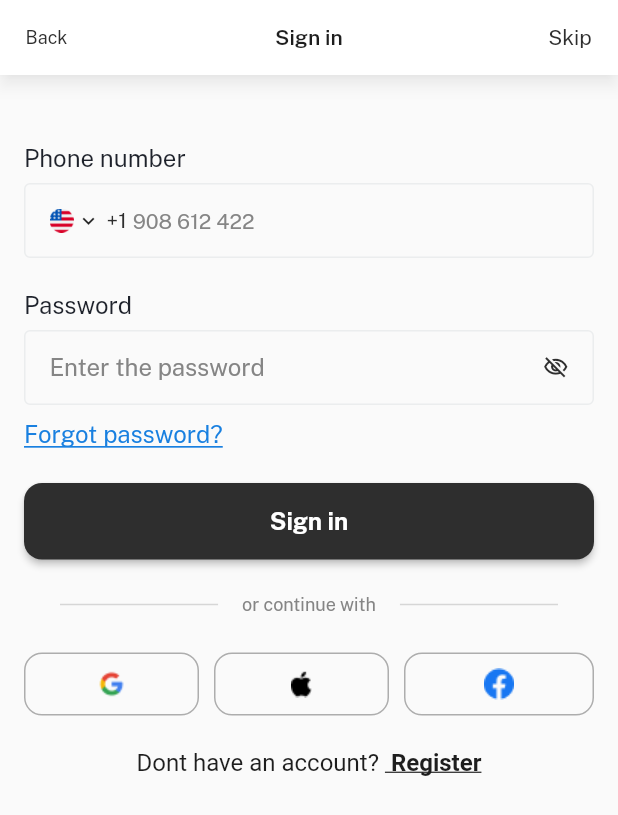
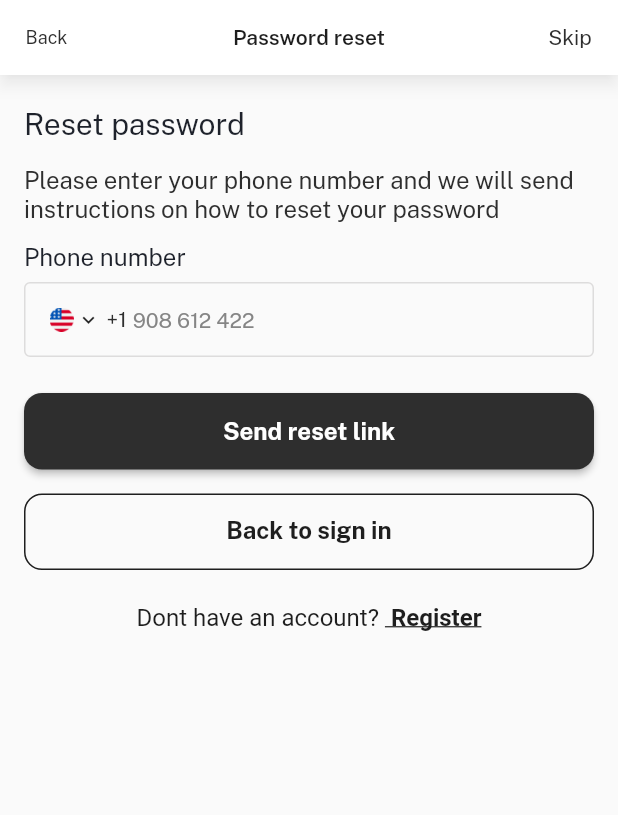
Before and after one commit to Saroja-T/saxnpark-app, a Flutter app: the screen it shows after launch, on a phone screen of 412 x 824 dp. Shown: the top 815 px of the screen. Run offline on Flutter 3.47's test engine with Material 2 defaults, Android fonts, the phone set to English and light mode, and no system bars; our stand-ins replace bloc, equatable, firebase_auth, firebase_core, firebase_messaging, flutter_bloc and 6 more; missing offline and left inert: clipboard, google_maps_flutter_android, google_maps_flutter_platform_interface, omni_datetime_picker; accounts and stored records are empty; project files that could hold a hidden picture were left out.

Commit message:
reset password

```diff
--- a/lib/main.dart
+++ b/lib/main.dart
@@ -9,6 +9,7 @@ import 'package:google_maps_flutter_platform_interface/google_maps_flutter_platf
 import 'package:saxnpark_app/bloc/landing/landing_bloc.dart';
 import 'package:saxnpark_app/firebase_options.dart';
 import 'package:saxnpark_app/pages/Authentication/login.dart';
+import 'package:saxnpark_app/pages/Authentication/password_reset.dart';
 import 'package:saxnpark_app/pages/landing_page.dart';
 import 'package:saxnpark_app/services/firebase_service.dart';
 import 'package:saxnpark_app/utils/colors.dart';
@@ -86,7 +87,7 @@ class MyApp extends StatelessWidget {
         ),
         initialRoute: '/',
         onGenerateRoute: RoutesGenerator.generateRoute,
-        home: const Login(),
+        home: const PasswordReset(),
       ),
     );
   }
--- a/lib/pages/Authentication/login.dart
+++ b/lib/pages/Authentication/login.dart
@@ -9,13 +9,15 @@ import '../../utils/constants.dart';
 import '../../utils/strings.dart';
 import '../../utils/styles.dart';
 
-class Login extends StatefulWidget {
+class Login extends StatefulWidget
+{
   const Login({super.key});
   @override
   State<Login> createState() => _LoginState();
 }
 
-class _LoginState extends State<Login> {
+class _LoginState extends State<Login>
+{
   bool _showPassword = false;
   bool _numberValidationPassed = true;
   bool _passwordValidationPassed = true;
--- /dev/null
+++ b/lib/pages/Authentication/password_reset.dart
@@ -0,0 +1,176 @@
+import 'package:flutter/gestures.dart';
+import 'package:flutter/material.dart';
+import 'package:flutter_bloc/flutter_bloc.dart';
+
+import '../../bloc/landing/landing_bloc.dart';
+import '../../commons/custom_app_bar.dart';
+import '../../utils/colors.dart';
+import '../../utils/constants.dart';
+import '../../utils/strings.dart';
+import '../../utils/styles.dart';
+
+class PasswordReset extends StatefulWidget
+{
+  const PasswordReset({super.key});
+  @override
+  State<PasswordReset> createState() => _PasswordResetState();
+}
+
+class _PasswordResetState extends State<PasswordReset>
+{
+  bool _showPassword = false;
+  bool _numberValidationPassed = true;
+  bool _passwordValidationPassed = true;
+
+  String tabLabel = "";
+  final TextEditingController _phoneController = TextEditingController();
+  final TextEditingController _passwordController = TextEditingController();
+
+  bool validatePassword(String value) {
+    String pattern = r'^(?=.*?[A-Z])(?=.*?[0-9])(?=.*?[!@#\$&*~]).{8,}$';
+    RegExp regExp = RegExp(pattern);
+    return regExp.hasMatch(value);
+  }
+
+  @override
+  Widget build(BuildContext context) {
+    h = MediaQuery.of(context).size.height;
+    w = MediaQuery.of(context).size.width;
+    tabLabel = context.watch<LandingBloc>().state.tabLabel;
+    return MultiBlocProvider(
+       providers: [
+        BlocProvider<LandingBloc>(
+          create: (context) => LandingBloc(),
+        ),
+      ],
+      child: Scaffold(
+          appBar: CustomAppBarWithBackAndSkip(
+              title: Strings.passwordReset, backText: Strings.back),
+          body: SingleChildScrollView(
+              child: Padding(
+            padding: const EdgeInsets.fromLTRB(16, 24, 16, 24),
+            child: Padding(
+              padding: const EdgeInsets.fromLTRB(0, 0, 0, 24),
+              child: Column(children: [
+                Column(
+                  crossAxisAlignment: CrossAxisAlignment.start,
+                  children: [
+                    Column(
+                      crossAxisAlignment: CrossAxisAlignment.start,
+                      children: [
+                        Text(Strings.resetPassword,style: customTextStyle(20, FontWeight.w500, AppColors.black1,1),),
+                       const SizedBox(height: 16,),
+                        Text(Strings.resetPasswordDescription,style: customTextStyle(16, FontWeight.w400, AppColors.black5, 1.2),),
+                        const  SizedBox(height: 16,),
+                        Text(
+                          Strings.phoneNumber,
+                          style: customTextStyle(
+                              16, FontWeight.w400, AppColors.black1, 1),
+                        ),
+                        const SizedBox(
+                          height: 8,
+                        ),
+                        Container(
+                          padding: const EdgeInsets.fromLTRB(16, 0, 16, 0),
+                          decoration: BoxDecoration(
+                              borderRadius:
+                                  const BorderRadius.all(Radius.circular(4)),
+                              border: Border.all(color: AppColors.grey12)),
+                          child: Row(
+                            children: [
+                              GestureDetector(
+                                onTap: ()
+                                {
+                                  Navigator.pushNamed(context, '/countrylist');
+                                },
+                                child: Row(
+                                  children: [
+                                    Image.asset(usIcon,width: 16,height: 16,),
+                                    const SizedBox(width: 2,),
+                                    Icon(Icons.keyboard_arrow_down_outlined,size: 16,color:AppColors.black6)
+                                  ],
+                                ),
+                              ),
+                              const SizedBox(width: 4,),
+                              Text(
+                                "+1",
+                                style: customTextStyle(
+                                    14, FontWeight.w400, AppColors.black5, 0),
+                              ),
+                              const SizedBox(width: 4),
+                              Expanded(
+                                child: TextField(
+                                  keyboardType: TextInputType.phone,
+                                  controller: _phoneController,
+                                  decoration: InputDecoration(
+                                    border: InputBorder.none,
+                                    hintText: '908 612 422',
+                                    hintStyle: TextStyle(fontSize: 14,color: AppColors.grey10)
+                                  ),
+                                  onEditingComplete: () {
+                                    setState(() {
+                                      if (_phoneController.text.length >= 10) {
+                                        _numberValidationPassed = true;
+                                      } else {
+                                        _numberValidationPassed = false;
+                                      }
+                                    });
+                                  },
+                                ),
+                              )
+                            ],
+                          ),
+                        ),
+                      ],
+                    ),
+                    const SizedBox(
+                      height: 24,
+                    )
+                  ],
+                ),
+                ElevatedButton(
+                  style: registerBtnStyle,
+                  onPressed: () {
+
+                  },
+                  child: Text(
+                    Strings.sendRestLink,
+                    style: TextStyle(
+                        fontSize: 16.0,
+                        fontWeight: FontWeight.w700,
+                        color: AppColors.white),
+                  ),
+                ),
+               const SizedBox(height: 16,),
+                  Container(
+                    height: 51,
+                    width: double.infinity,
+                    decoration: BoxDecoration(
+                    borderRadius: const BorderRadius.all(Radius.circular(12)),
+                    border: Border.all(color: AppColors.black6)),
+                    child: Center(child: Text(Strings.backtoSignIn,style: customTextStyle(16, FontWeight.w700, AppColors.black6, 1),)),),
+                const SizedBox(
+                  height: 24,
+                ),
+                RichText(
+                  text: TextSpan(
+                    style:
+                        customTextStyle(16, FontWeight.w400, AppColors.black6, 1),
+                    children: <TextSpan>[
+                       TextSpan(text: Strings.dontHaveAnAccount),
+                      TextSpan(
+                          text: Strings.register,
+                          style: customTextStyleWithUnderline(
+                              16, FontWeight.w700, AppColors.black6, 1),
+                          recognizer: TapGestureRecognizer()..onTap = () {
+                            Navigator.pushReplacementNamed(context, '/register');
+                          }),
+                    ],
+                  ),
+                ),
+              ]),
+            ),
+          ))),
+    );
+  }
+}
--- a/lib/utils/colors.dart
+++ b/lib/utils/colors.dart
@@ -36,6 +36,9 @@ class AppColors{
   static Color grey9 = convertToHex("#d6d6d6");
   static Color grey10 = convertToHex("#858585");
   static Color grey11 = convertToHex("#FDFDFD");
+  static Color grey12 = convertToHex("#DDDCDC");
+
+
 
 
 
--- a/lib/utils/router.dart
+++ b/lib/utils/router.dart
@@ -1,4 +1,5 @@
 import 'package:flutter/material.dart';
+import 'package:saxnpark_app/pages/Authentication/password_reset.dart';
 import 'package:saxnpark_app/pages/authentication/country_list.dart';
 import 'package:saxnpark_app/pages/authentication/register.dart';
 import 'package:saxnpark_app/pages/authentication/register_home.dart';
@@ -8,13 +9,14 @@ import '../pages/locations/location_list.dart';
 import '../pages/authentication/login.dart';
 
 
-class RoutesGenerator {
+class RoutesGenerator
+{
   static Route<dynamic> generateRoute(RouteSettings settings) {
     // final arg = settings.arguments;
     switch (settings.name)
     {
       case '/':
-        return MaterialPageRoute(builder: (_) => const Login());
+        return MaterialPageRoute(builder: (_) => const PasswordReset());
       case '/locationlist':
         return MaterialPageRoute(builder: (_) => const LocationList());
       case '/registerhome':
--- a/lib/utils/strings.dart
+++ b/lib/utils/strings.dart
@@ -24,11 +24,17 @@ static String appName = "SaxnPark";
 
   static String alreadyHaveAccount = "Already have an account? ";
   static String signin = "Sign in";
+  static String passwordReset = "Password reset";
   static String register = " Register";
   static String login = "Login";
   static String dontHaveAnAccount = "Dont have an account? ";
   static String phoneNumber = "Phone number";
+  static String resetPassword = "Reset password";
+  static String resetPasswordDescription = "Please enter your phone number and we will send instructions on how to reset your password";
   static String password = "Password";
+  static String sendRestLink = "Send reset link";
+  static String backtoSignIn = "Back to sign in";
+
   static String confirmPassword = "Confirm password";
   static String forgotPassword = "Forgot password?";
   static String registerWith = "or register with";
--- a/lib/utils/styles.dart
+++ b/lib/utils/styles.dart
@@ -13,6 +13,14 @@ final ButtonStyle borderedButtonStyle = ElevatedButton.styleFrom(
 final ButtonStyle registerBtnStyle = ElevatedButton.styleFrom(
   minimumSize: const Size(double.infinity, 51),
   backgroundColor: AppColors.black5,
+  shape: const RoundedRectangleBorder(
+    borderRadius: BorderRadius.all(Radius.circular(12)),
+  ),
+);
+
+final ButtonStyle transparentBtnWithBorderStyle = ElevatedButton.styleFrom(
+  minimumSize: const Size(double.infinity, 51),
+  backgroundColor: AppColors.white,
   shape: const RoundedRectangleBorder(
     borderRadius: BorderRadius.all(Radius.circular(12)),
   ),
```
